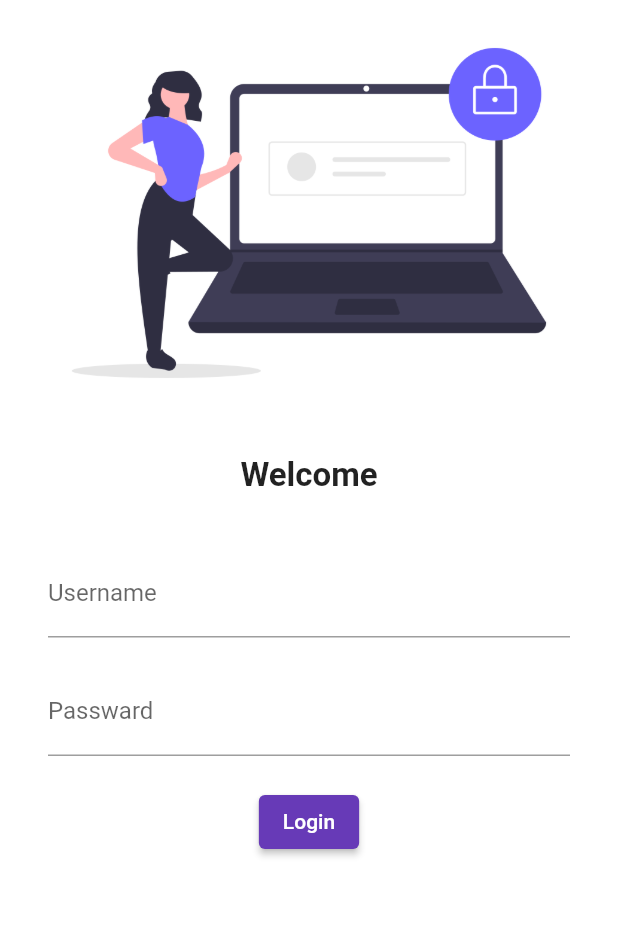
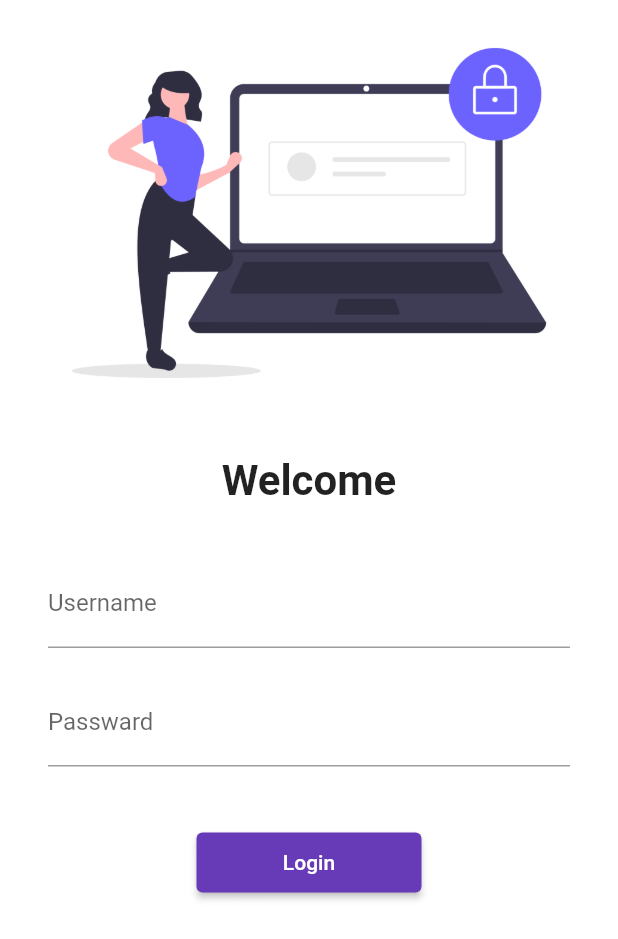
Before and after one commit to vishalm029/CatalogueApp, a Flutter app: the screen it shows after launch, on a phone screen of 412 x 824 dp. Shown: the top 939 px of the screen. Run offline on Flutter 3.47's test engine with Material 2 defaults, Android fonts, the phone set to English and light mode, and no system bars; our stand-ins replace google_fonts.

Commit message:
new commit

```diff
--- a/lib/main.dart
+++ b/lib/main.dart
@@ -1,4 +1,5 @@
 import 'package:cataloug_app/screens/login_page.dart';
+import 'package:cataloug_app/utility/routes.dart';
 import 'package:flutter/material.dart';
 //material library ke wajah se hi default theame blue karta h center me app ka name and drawer vagarah
 import 'package:cataloug_app/screens/home_page.dart';
@@ -24,6 +25,8 @@ class MyApp extends StatelessWidget {
        //style: GoogleFonts.lato(fontSize: 40),
        //style: GoogleFonts.getFont('Lato'),
       ),
+      //to remove the debug option in your APP
+      debugShowCheckedModeBanner: false,
       darkTheme: ThemeData(
         brightness: Brightness.dark,
       ),
@@ -31,8 +34,9 @@ class MyApp extends StatelessWidget {
       //routes: rasta jaise ki konsa page kholna h aapko, ye map leta h input
       routes: {
         "/" : (context) => LoginPage(),//for home routes by default
-        "/home":(context) => HomePage(),
-        "/login":(context) =>  LoginPage(),//for 2nd routes to login
+        MyRoutes.homeRoute:(context) => HomePage(),
+        //"/login":(context) =>  LoginPage(),//for 2nd routes to login
+        MyRoutes.loginRoute:(context) => LoginPage(),
       },
     );
   }
--- a/lib/screens/login_page.dart
+++ b/lib/screens/login_page.dart
@@ -1,5 +1,5 @@
+import 'package:cataloug_app/utility/routes.dart';
 import 'package:flutter/material.dart';
-import 'package:google_fonts/google_fonts.dart';
 class LoginPage extends StatelessWidget {
   const LoginPage({super.key});
 
@@ -21,7 +21,7 @@ class LoginPage extends StatelessWidget {
           Text(
             "Welcome",
             style: TextStyle(
-              fontSize: 22,
+              fontSize: 28,
               fontWeight: FontWeight.bold,
             ),
           ),
@@ -57,14 +57,16 @@ class LoginPage extends StatelessWidget {
                 ) ,
                 ),
             SizedBox(
-            height: 20.0,
+            height: 40.0,
             ),
             //Login Button
             ElevatedButton(onPressed: (){
-              print("You are Logged in Successfully");
+              //print("You are Logged in Successfully");
+              Navigator.pushNamed(context, MyRoutes.homeRoute);//jab login pe click karenge to home pe aa jayenge
             },
             child: Text("Login"),
             style: TextButton.styleFrom(
+              minimumSize: Size(150, 40)
 
 
             ),)
--- /dev/null
+++ b/lib/utility/routes.dart
@@ -0,0 +1,4 @@
+class MyRoutes{
+  static String loginRoute="/login";
+  static String homeRoute="/home";
+}
```
